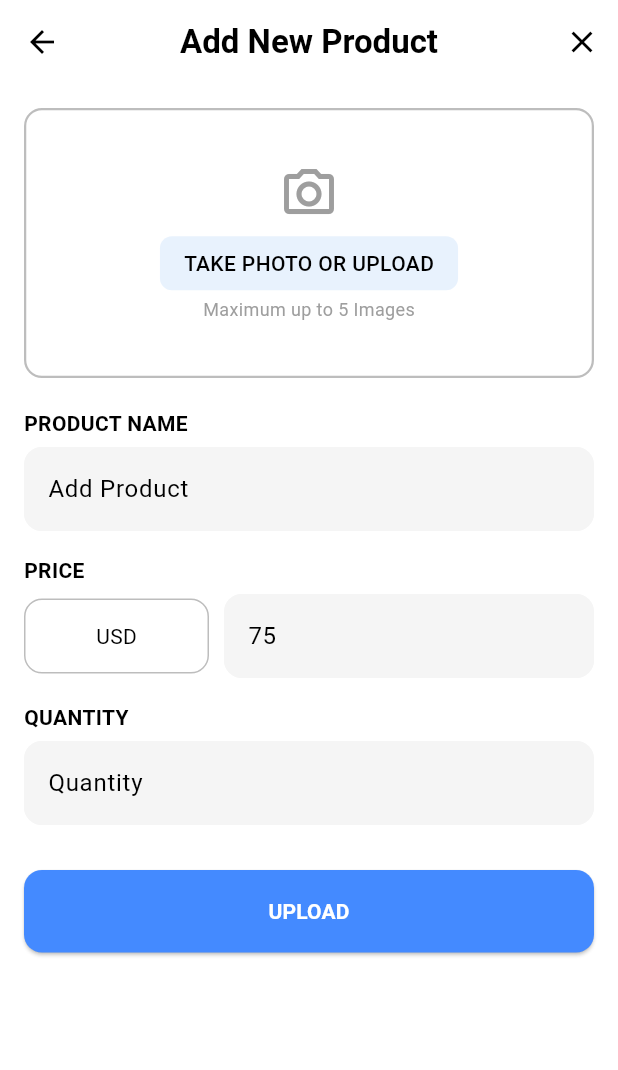
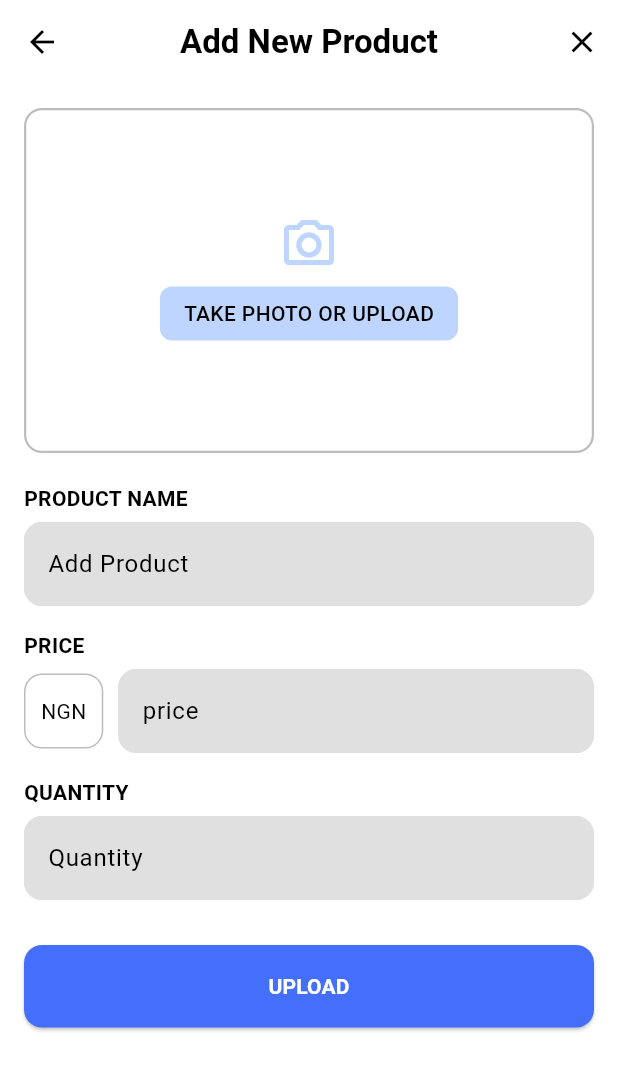
Before and after one commit to PreciousGladstone/StoreKeeper, a Flutter app: the screen it shows after launch, after a tap on the "add" icon, on a phone screen of 412 x 824 dp. Shown: the top 1070 px of the screen. Run offline on Flutter 3.47's test engine with Material 3 defaults, Android fonts, the light colour scheme and no system bars; our stand-ins replace google_fonts, image_picker, shared_preferences, sqflite; accounts and stored records are empty.

Commit message:
latest version of this code

```diff
--- a/lib/provider/item_provider.dart
+++ b/lib/provider/item_provider.dart
@@ -34,4 +34,36 @@ class ItemProvider extends ChangeNotifier {
           .toList();
     }
   }
+
+  //get the total number of producct
+  int get totalProduct => _item.length;
+  //get the total number of Quantities
+  int get totalQuantity => _item.fold(0, (sum, item) => sum + (item.quantity) );
+
+  //get the price of the items
+  double get totalPrice => _item.fold(0, (sum, item) => sum + (item.price * item.quantity));
+
+  // Helper to format large numbers (1000 → 1K, 1000000 → 1M, etc.)
+  String _formatNumber(double number) {
+    String format(double n) {
+      final s = n.toStringAsFixed(1);
+      return s.endsWith('.0') ? s.substring(0, s.length - 2) : s;
+    }
+
+    if (number >= 1000000000) {
+      return '${format(number / 1000000000)}B';
+    } else if (number >= 1000000) {
+      return '${format(number / 1000000)}M';
+    } else if (number >= 1000) {
+      return '${format(number / 1000)}K';
+    } else {
+      return number.toStringAsFixed(0);
+    }
+  }
+
+  // Get formatted values directly
+  String get formattedTotalPrice => _formatNumber(totalPrice);
+  String get formattedTotalQuantity => _formatNumber(totalQuantity.toDouble());
+  String get formattedTotalProduct => _formatNumber(totalProduct.toDouble());
+
 }
--- a/lib/screens/storekeeper_home_page.dart
+++ b/lib/screens/storekeeper_home_page.dart
@@ -1,22 +1,49 @@
 import 'package:flutter/material.dart';
 import 'package:provider/provider.dart';
 import 'package:storekeeperapp/provider/item_provider.dart';
-// import 'package:storekeeperapp/screens/add_item_screen.dart';
 import 'package:storekeeperapp/screens/urgent_add_item_screen.dart';
-import 'package:storekeeperapp/widget/addItem/add_item_textfield.dart';
 import 'package:storekeeperapp/widget/appbarwidget/app_bar_full.dart';
+import 'package:storekeeperapp/widget/homepagewidgets/card_analysis_item.dart';
+import 'package:storekeeperapp/widget/homepagewidgets/card_item.dart';
+import 'package:storekeeperapp/widget/homepagewidgets/searchtextfield.dart';
 
-import 'package:storekeeperapp/widget/card_item.dart';
 
-class StorekeeperHomePage extends StatelessWidget {
+class StorekeeperHomePage extends StatefulWidget {
   const StorekeeperHomePage({super.key});
+
+
+  @override
+  State<StorekeeperHomePage> createState() => _StorekeeperHomePageState();
+}
+
+class _StorekeeperHomePageState extends State<StorekeeperHomePage> {
+  final TextEditingController _searchController = TextEditingController();
+
+  @override
+  void initState() {
+
+    super.initState();
+    //load all items from database when screen start
+    Provider.of<ItemProvider>(context, listen: false).loadItem();
+
+    //listen for typing in the search bar
+    _searchController.addListener((){
+      setState(() {});
+      Provider.of<ItemProvider>(context, listen: false).searchItems(_searchController.text);
+    });
+
+  }
+  @override
+  void dispose() {
+    _searchController.dispose();
+    super.dispose();
+  }
 
   @override
   Widget build(BuildContext context) {
-    //this is the item provide, where we operate the CRUD operation
+    //this is the item provider, gets the add items from the Db,
     final item = context.watch<ItemProvider>().item;
 
-    final TextEditingController _searchController = TextEditingController();
 
     //this functions takes us to the add product and waits for the values receieved
     Future<void> add() async {
@@ -31,7 +58,7 @@ class StorekeeperHomePage extends StatelessWidget {
       backgroundColor: Theme.of(context).colorScheme.primary,
       body: SafeArea(
         child: Padding(
-          padding: const EdgeInsets.symmetric(horizontal: 12),
+          padding: const EdgeInsets.symmetric(horizontal: 15, vertical: 10),
           child: Column(
             children: [
               //custom appbar done at the appbarfull class
@@ -39,40 +66,59 @@ class StorekeeperHomePage extends StatelessWidget {
               SizedBox(height: 25),
 
               //search bar
-              AddItemTextfield(
-                prefixIcon: Icon(
+              SearchTextfield(
+                //removes the search icon onces there is a text in the search bar
+                prefixIcon: _searchController.text.isEmpty? Icon(
                   Icons.search,
-                  color: Theme.of(context).colorScheme.onPrimary,
-                ),
+                  color: Theme.of(context).colorScheme.onTertiary,
+                ): null,
+
+                //this adds the clear button onces you start typing
+                suffixIcon: _searchController.text.isNotEmpty
+                    ? IconButton(
+                        onPressed: (){
+                          _searchController.clear();
+                          Provider.of<ItemProvider>(context, listen: false).searchItems('');
+
+                        },
+                        icon: Icon(
+                          Icons.clear_outlined,
+                          color: Theme.of(context).colorScheme.onTertiary,
+                        ),
+                      )
+                    : null,
                 controller: _searchController,
                 hint: 'Search Product...',
               ),
-              // TextField(
-              //     decoration: InputDecoration(
-              //       hintText: 'Search Product...',
-              //       prefixIcon: Icon(
-              //         Icons.search,
-              //         color: Theme.of(context).colorScheme.onPrimary,
-              //       ),
-              //       border: OutlineInputBorder(
-              //         borderRadius: BorderRadius.circular(12),
-              //         borderSide: BorderSide(
-              //           color: Theme.of(context).colorScheme.onPrimary,
-              //         ),
-              //       ),
-              //       enabledBorder: OutlineInputBorder(
-              //         borderRadius: BorderRadius.circular(12),
-              //         borderSide: BorderSide(
-              //           color: Theme.of(context).colorScheme.onPrimary,
-              //         ),
-              //       ),
-              //       hintStyle: TextStyle(
-              //         color: Theme.of(context).colorScheme.onPrimary,
-              //         fontSize: 15,
-              //       ),
-              //       contentPadding: EdgeInsets.symmetric(vertical: 10)
-              //     ),
-              //   ),
+              SizedBox(height: 17,),
+
+              Row(
+                children: [
+                  CardAnalysisItem(
+                    icon: Icons.inventory_2_rounded,
+                    color: Colors.white,
+                    value: context.watch<ItemProvider>().formattedTotalProduct.toString(),
+                    title: 'TOTAL \nPROODUCT', boxColor: Theme.of(context).colorScheme.secondary, totalColor: Theme.of(context).colorScheme.tertiary,
+                  ),
+                  SizedBox(width: 12),
+                  CardAnalysisItem(
+                    icon: Icons.shopping_bag_outlined,
+                    color: Theme.of(context).colorScheme.secondary,
+                    value: context.watch<ItemProvider>().formattedTotalQuantity.toString(),
+                    title: 'TOTAL \nQUANTITY', boxColor: Theme.of(context).colorScheme.onSecondary, totalColor: Theme.of(context).colorScheme.onTertiary,
+                  ),
+                  SizedBox(width: 12),
+                  CardAnalysisItem(
+                    icon: Icons.monetization_on_outlined,
+                    color: Theme.of(context).colorScheme.secondary,
+                    value: context.watch<ItemProvider>().formattedTotalPrice,
+                    title: 'TOTAL \nPRICE ', boxColor:Theme.of(context).colorScheme.onSecondary, totalColor: Theme.of(context).colorScheme.onTertiary,
+                  )
+                ],
+              ),
+              SizedBox(height: 20,),
+              Row(children: [Text('data'),Spacer(), Text('data') ],),
+
               Expanded(
                 flex: 5,
                 child: item.isEmpty
@@ -81,7 +127,7 @@ class StorekeeperHomePage extends StatelessWidget {
                           'No Items yet',
                           style: Theme.of(context).textTheme.bodyMedium!
                               .copyWith(
-                                color: Theme.of(context).colorScheme.secondary,
+                                color: Theme.of(context).colorScheme.onPrimary,
                               ),
                         ),
                       )
@@ -98,7 +144,7 @@ class StorekeeperHomePage extends StatelessWidget {
                           itemCount: item.length,
                           itemBuilder: (ctx, index) => CardItem(
                             title: item[index].name,
-                            qty: 'Qty: ${item[index].quantity}',
+                            qty: '${item[index].quantity}',
                             price: 'Price: \$${item[index].price}',
                             item: item[index],
                           ),
--- a/lib/screens/urgent_add_item_screen.dart
+++ b/lib/screens/urgent_add_item_screen.dart
@@ -5,6 +5,7 @@ import 'package:provider/provider.dart';
 import 'package:storekeeperapp/model/item.dart';
 import 'package:storekeeperapp/provider/item_provider.dart';
 import 'package:storekeeperapp/widget/addItem/add_item_textfield.dart';
+import 'package:storekeeperapp/widget/addItem/image_picker_listtile.dart';
 import 'package:storekeeperapp/widget/addItem/take_photo_box.dart';
 
 class UrgentAddItemScreen extends StatefulWidget {
@@ -20,46 +21,51 @@ class _UrgentAddItemScreenState extends State<UrgentAddItemScreen> {
   final TextEditingController _qtyController = TextEditingController();
   final List<File> _images = [];
 
+  Future<void> _pickFromGallery() async {
+    final ImagePicker picker = ImagePicker();
+    Navigator.pop(context);
+    final List<XFile>? picked = await picker.pickMultiImage(imageQuality: 90);
+    if (picked != null) {
+      setState(() {
+        if (_images.length < 5) {
+          _images.addAll(
+            picked.take(5 - _images.length).map((e) => File(e.path)),
+          );
+        }
+      });
+    }
+  }
+
+  Future<void> _pickFromcamera() async {
+    final ImagePicker picker = ImagePicker();
+    Navigator.pop(context);
+    final XFile? photo = await picker.pickImage(source: ImageSource.camera);
+    if (photo != null) {
+      setState(() {
+        if (_images.length < 5) _images.add(File(photo.path));
+      });
+    }
+  }
+
+//picking images screen
   Future<void> _pickImage() async {
-    final ImagePicker picker = ImagePicker();
 
+  //displays the way you want to pick your pictures
     showModalBottomSheet(
       context: context,
-      builder: (_) => SafeArea(
+      builder: (ctx) => SafeArea(
         child: Wrap(
           children: [
-            ListTile(
-              leading: const Icon(Icons.camera_alt),
-              title: const Text('Take a photo'),
-              onTap: () async {
-                Navigator.pop(context);
-                final XFile? photo =
-                    await picker.pickImage(source: ImageSource.camera);
-                if (photo != null) {
-                  setState(() {
-                    if (_images.length < 5) _images.add(File(photo.path));
-                  });
-                }
-              },
+            ImagePickerListtile(
+              onTap: _pickFromcamera,
+              icon: Icons.camera_alt,
+              text: 'Take a photo',
             ),
-            ListTile(
-              leading: const Icon(Icons.photo_library),
-              title: const Text('Choose from gallery'),
-              onTap: () async {
-                Navigator.pop(context);
-                final List<XFile>? picked =
-                    await picker.pickMultiImage(imageQuality: 90);
-                if (picked != null) {
-                  setState(() {
-                    if (_images.length < 5) {
-                      _images.addAll(picked
-                          .take(5 - _images.length)
-                          .map((e) => File(e.path)));
-                    }
-                  });
-                }
-              },
-            ),
+            ImagePickerListtile(
+              onTap: _pickFromGallery,
+              icon: Icons.photo_library,
+              text: 'Choose from gallery',
+            )
           ],
         ),
       ),
@@ -128,7 +134,7 @@ class _UrgentAddItemScreenState extends State<UrgentAddItemScreen> {
             const Text('PRODUCT NAME',
                 style: TextStyle(fontWeight: FontWeight.bold)),
             const SizedBox(height: 6),
-            AddItemTextfield(controller: _nameController, hint: 'Add Product'),
+            AddItemTextfield(controller: _nameController, hint: 'Add Product', keyboardType: TextInputType.text,),
             const SizedBox(height: 16),
 
             const Text('PRICE', style: TextStyle(fontWeight: FontWeight.bold)),
@@ -139,20 +145,21 @@ class _UrgentAddItemScreenState extends State<UrgentAddItemScreen> {
                   flex: 1,
                   child: Container(
                     height: 50,
+                    width: 40,
                     alignment: Alignment.center,
                     decoration: BoxDecoration(
                       border: Border.all(color: Colors.grey.shade400),
                       borderRadius: BorderRadius.circular(12),
                     ),
-                    child: const Text('USD'),
+                    child: const Text('NGN'),
                   ),
                 ),
                 const SizedBox(width: 10),
                 Expanded(
-                  flex: 2,
+                  flex: 6,
                   child: AddItemTextfield(
                     controller: _priceController,
-                    hint: '75',
+                    hint: 'price',
                     keyboardType: TextInputType.number,
                   ),
                 ),
@@ -163,7 +170,7 @@ class _UrgentAddItemScreenState extends State<UrgentAddItemScreen> {
             const Text('QUANTITY',
                 style: TextStyle(fontWeight: FontWeight.bold)),
             const SizedBox(height: 6),
-            AddItemTextfield(controller: _qtyController, hint: 'Quantity'),
+            AddItemTextfield(controller: _qtyController, hint: 'Quantity', keyboardType: TextInputType.number,),
 
             const SizedBox(height: 30),
 
@@ -177,7 +184,7 @@ class _UrgentAddItemScreenState extends State<UrgentAddItemScreen> {
                     borderRadius: BorderRadius.circular(12),
                   ),
                 ),
-                onPressed: _saveItem, // ✅ Now connected
+                onPressed: _saveItem, //  Now connected
                 child: const Text(
                   'UPLOAD',
                   style: TextStyle(fontWeight: FontWeight.bold),
--- a/lib/theme/custom_light_theme.dart
+++ b/lib/theme/custom_light_theme.dart
@@ -7,10 +7,13 @@ final ThemeData lightTheme = ThemeData(
   brightness: Brightness.light,
   colorScheme: ColorScheme.light(
     primary: Colors.white,
-    secondary: Colors.blueAccent,
+    secondary: Color(0xFF446FFB),
     onPrimary: const Color.fromARGB(255, 86, 86, 86),
-    onSecondary: const Color.fromARGB(255, 241, 239, 239),
-    tertiary: Colors.grey.shade100
+    onSecondary: Color(0xFFF2F4F5),
+    onSecondaryFixed:  const Color.fromARGB(255, 190, 214, 255),
+    tertiary: Colors.grey.shade300,
+    onTertiary: Color(0xFFACB0B1),
+    onInverseSurface: Colors.black
   ),
   // textTheme:
   appBarTheme: AppBarTheme(backgroundColor: Colors.white),
--- a/lib/widget/addItem/take_photo_box.dart
+++ b/lib/widget/addItem/take_photo_box.dart
@@ -16,7 +16,7 @@ class TakePhotoBox extends StatelessWidget {
     return GestureDetector(
       onTap: onPickImage,
       child: Container(
-        height: 180,
+        height: 230,
         width: double.infinity,
         decoration: BoxDecoration(
           border: Border.all(color: Colors.grey.shade400, width: 1.5),
@@ -28,13 +28,13 @@ class TakePhotoBox extends StatelessWidget {
                   mainAxisAlignment: MainAxisAlignment.center,
                   children: [
                     Icon(Icons.camera_alt_outlined,
-                        size: 40, color: Colors.grey.shade500),
+                        size: 40, color: Theme.of(context).colorScheme.onSecondaryFixed),
                     const SizedBox(height: 8),
                     Container(
                       padding: const EdgeInsets.symmetric(
                           horizontal: 16, vertical: 8),
                       decoration: BoxDecoration(
-                        color: const Color(0xFFE8F2FD),
+                        color: Theme.of(context).colorScheme.onSecondaryFixed,
                         borderRadius: BorderRadius.circular(8),
                       ),
                       child: const Text(
@@ -43,9 +43,6 @@ class TakePhotoBox extends StatelessWidget {
                       ),
                     ),
                     const SizedBox(height: 4),
-                    Text('Maximum up to 5 Images',
-                        style:
-                            TextStyle(color: Colors.grey.shade500, fontSize: 12)),
                   ],
                 ),
               )
@@ -53,7 +50,7 @@ class TakePhotoBox extends StatelessWidget {
                 scrollDirection: Axis.horizontal,
                 padding: const EdgeInsets.all(8),
                 itemCount: images.length,
-                separatorBuilder: (_, __) => const SizedBox(width: 10),
+                separatorBuilder: (ctx, index) => const SizedBox(width: 10),
                 itemBuilder: (context, index) => ClipRRect(
                   borderRadius: BorderRadius.circular(10),
                   child: Stack(
--- /dev/null
+++ b/lib/widget/homepagewidgets/card_analysis_item.dart
@@ -0,0 +1,75 @@
+import 'package:flutter/material.dart';
+
+class CardAnalysisItem extends StatelessWidget {
+  const CardAnalysisItem({
+    super.key,
+    required this.icon,
+    required this.color,
+    required this.value,
+    required this.title,
+    required this.boxColor,
+    required this.totalColor,
+  });
+
+  final IconData icon;
+  final Color color;
+  final String value;
+  final String title;
+  final Color boxColor;
+  final Color totalColor;
+
+  @override
+  Widget build(BuildContext context) {
+    return Expanded(
+      child: Container(
+        margin: const EdgeInsets.symmetric(horizontal: 4),
+        padding: const EdgeInsets.symmetric(vertical: 14),
+        decoration: BoxDecoration(
+          color: boxColor,
+          borderRadius: BorderRadius.circular(16),
+          // boxShadow: [
+          //   BoxShadow(
+          //     color: Colors.black12,
+          //     blurRadius: 4,
+          //     offset: Offset(0, 2),
+          //   ),
+          // ],
+        ),
+        child: Padding(
+          padding: const EdgeInsets.symmetric(vertical: 5, horizontal: 17),
+          child: Column(
+            crossAxisAlignment: CrossAxisAlignment.start,
+
+            children: [
+              Row(
+                children: [
+                  Text(
+                    value,
+                    style: Theme.of(context).textTheme.titleMedium!.copyWith(
+                      color: color,
+                      fontWeight: FontWeight.bold,
+                      fontSize: 24,
+                    ),
+                  ),
+                  Spacer(),
+                  Icon(icon, color: color, size: 26),
+                ],
+              ),
+
+              const SizedBox(height: 6),
+
+              Text(
+                title,
+                style: Theme.of(context).textTheme.bodySmall!.copyWith(
+                  color: totalColor,
+                  fontSize: 12,
+                  fontWeight: FontWeight.w700,
+                ),
+              ),
+            ],
+          ),
+        ),
+      ),
+    );
+  }
+}
--- /dev/null
+++ b/lib/widget/homepagewidgets/searchtextfield.dart
@@ -0,0 +1,47 @@
+import 'package:flutter/material.dart';
+
+class SearchTextfield extends StatelessWidget {
+  const SearchTextfield({
+    super.key,
+    required this.controller,
+    required this.hint,
+    this.keyboardType, this.prefixIcon, this.suffixIcon,
+  });
+
+  final TextEditingController controller;
+  final String hint;
+  final TextInputType? keyboardType;
+  final Widget? prefixIcon;
+  final Widget? suffixIcon;
+
+  @override
+  Widget build(BuildContext context) {
+    return TextField(
+      controller: controller,
+      keyboardType: keyboardType,
+
+      decoration: InputDecoration(
+        prefixIcon: prefixIcon ,
+        suffixIcon: suffixIcon,
+        hintText: hint,
+        hintStyle: TextStyle(color: Theme.of(context).colorScheme.onTertiary,),
+        filled: true,
+        fillColor: Theme.of(context).colorScheme.primary,
+        // border: OutlineInputBorder(
+        //   borderRadius: BorderRadius.circular(12),
+        //   borderSide: BorderSide(color: Theme.of(context).colorScheme.tertiary, width: 1.2),
+        // ),
+        enabledBorder: OutlineInputBorder(
+          borderRadius: BorderRadius.circular(12),
+          borderSide: BorderSide(color: Theme.of(context).colorScheme.onTertiary, width: 1.2, ),
+        ),
+        focusedBorder: OutlineInputBorder(
+          borderRadius: BorderRadius.circular(12),
+          borderSide: const BorderSide(color: Color.fromARGB(255, 123, 168, 230), width: 1.5),
+        ),
+        contentPadding: EdgeInsets.symmetric( vertical: 12)
+
+      ),
+    );
+  }
+}
--- a/pubspec.yaml
+++ b/pubspec.yaml
@@ -70,7 +70,10 @@ flutter:
 
   # To add assets to your application, add an assets section, like this:
   assets:
-    - assets/screenshots
+    - assets/screenshots/additemscreen.png
+    - assets/screenshots/Delete.png
+    - assets/screenshots/homescreen.png
+    - assets/screenshots/takeaphoto.png
   #   - images/a_dot_ham.jpeg
 
   # An image asset can refer to one or more resolution-specific "variants", see
```
Also changed, not shown: lib/widget/addItem/image_picker_listtile.dart (added, +19 -0 lines), lib/widget/homepagewidgets/card_item.dart (renamed from lib/widget/card_item.dart, +6 -2 lines), image.png (deleted).
